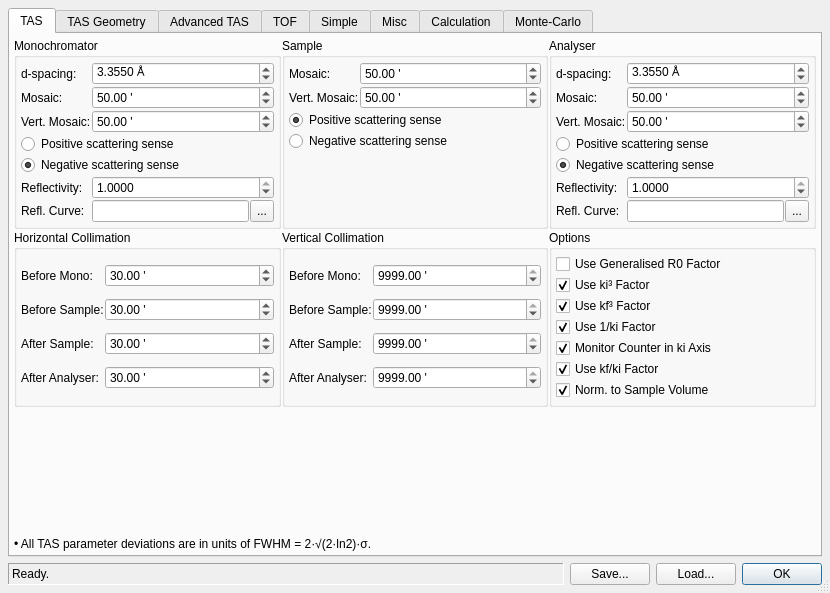
Before: the Qt Designer form core/ui/reso.ui in ILLGrenoble/takin, drawn with Qt 5.
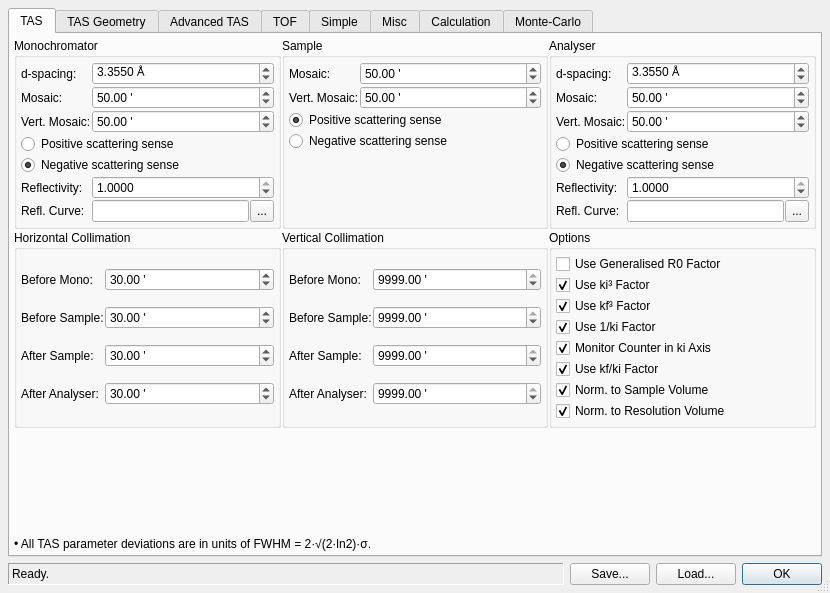
After: the same form once the commit is applied. The open tabs and pages were chosen to show the change.

Patch:
```diff
--- a/core/ui/reso.ui
+++ b/core/ui/reso.ui
@@ -759,6 +759,19 @@
             </property>
            </widget>
           </item>
+          <item row="7" column="0">
+           <widget class="QCheckBox" name="checkUseResVol">
+            <property name="toolTip">
+             <string>Normalise R0 to the resolution volume.</string>
+            </property>
+            <property name="text">
+             <string>Norm. to Resolution Volume</string>
+            </property>
+            <property name="checked">
+             <bool>true</bool>
+            </property>
+           </widget>
+          </item>
          </layout>
         </widget>
        </item>
```
Left out of the diff: 1 changed line with no effect on the pictures.
